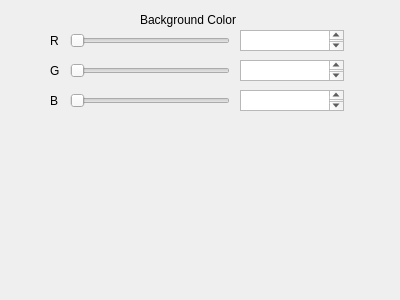
Old version of the form 2DGraphicsModeler/palette.ui in the repository Alex-the-666/2DGraphicsModular.
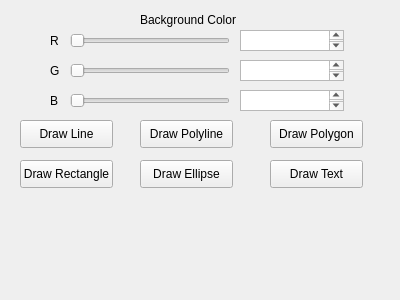
New version of the form.

```diff
--- a/2DGraphicsModeler/palette.ui
+++ b/2DGraphicsModeler/palette.ui
@@ -134,6 +134,84 @@
     <string>Background Color</string>
    </property>
   </widget>
+  <widget class="QPushButton" name="pushButton">
+   <property name="geometry">
+    <rect>
+     <x>20</x>
+     <y>120</y>
+     <width>93</width>
+     <height>28</height>
+    </rect>
+   </property>
+   <property name="text">
+    <string>Draw Line</string>
+   </property>
+  </widget>
+  <widget class="QPushButton" name="pushButton_2">
+   <property name="geometry">
+    <rect>
+     <x>140</x>
+     <y>120</y>
+     <width>93</width>
+     <height>28</height>
+    </rect>
+   </property>
+   <property name="text">
+    <string>Draw Polyline</string>
+   </property>
+  </widget>
+  <widget class="QPushButton" name="pushButton_3">
+   <property name="geometry">
+    <rect>
+     <x>270</x>
+     <y>120</y>
+     <width>93</width>
+     <height>28</height>
+    </rect>
+   </property>
+   <property name="text">
+    <string>Draw Polygon</string>
+   </property>
+  </widget>
+  <widget class="QPushButton" name="pushButton_4">
+   <property name="geometry">
+    <rect>
+     <x>20</x>
+     <y>160</y>
+     <width>93</width>
+     <height>28</height>
+    </rect>
+   </property>
+   <property name="text">
+    <string>Draw Rectangle</string>
+   </property>
+  </widget>
+  <widget class="QPushButton" name="pushButton_5">
+   <property name="geometry">
+    <rect>
+     <x>140</x>
+     <y>160</y>
+     <width>93</width>
+     <height>28</height>
+    </rect>
+   </property>
+   <property name="text">
+    <string>Draw Ellipse</string>
+   </property>
+  </widget>
+  <widget class="QPushButton" name="pushButton_6">
+   <property name="geometry">
+    <rect>
+     <x>270</x>
+     <y>160</y>
+     <width>93</width>
+     <height>28</height>
+    </rect>
+   </property>
+   <property name="text">
+    <string>Draw Text</string>
+   </property>
+  </widget>
  </widget>
  <resources/>
  <connections/>
```
